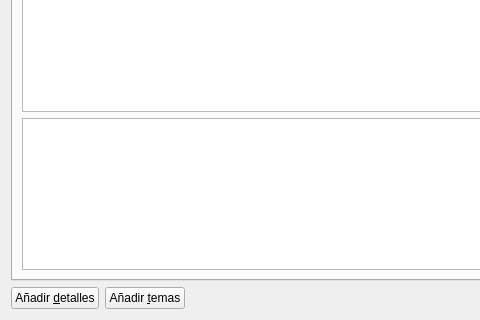
Above: gui/dlgnuevaresolucion.ui from rogorido/qtpredicadores before the change; both pictures show x 0 to 480 and y 113 to 433 of the 698 by 433 pixel window. Below: the same form after it.
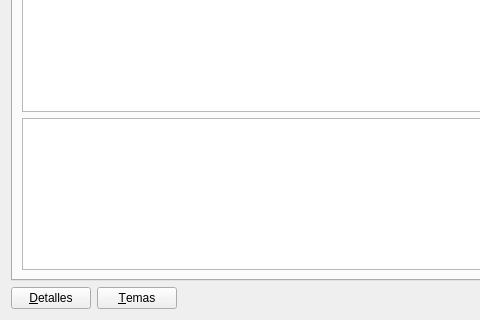
That is the form after the change. Icons and pictures are not drawn. Custom widgets are drawn as their Qt base class.

Commit message: Menores de UI

Diff of the .ui file:
```diff
--- a/gui/dlgnuevaresolucion.ui
+++ b/gui/dlgnuevaresolucion.ui
@@ -379,14 +379,14 @@
      <item>
       <widget class="QPushButton" name="btDetalles">
        <property name="text">
-        <string>Añadir &amp;detalles</string>
+        <string>&amp;Detalles</string>
        </property>
       </widget>
      </item>
      <item>
       <widget class="QPushButton" name="btTemas">
        <property name="text">
-        <string>Añadir &amp;temas</string>
+        <string>&amp;Temas</string>
        </property>
       </widget>
      </item>
```
